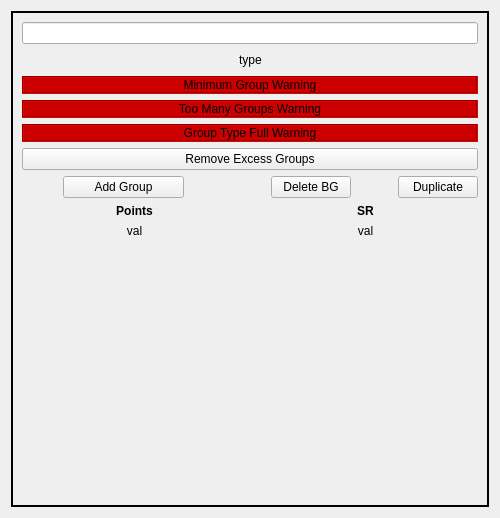
RexOdonata/QFleetbuilder_Windows, file Fleetbuilder/qflw_battlegroup.ui: the form before one commit.
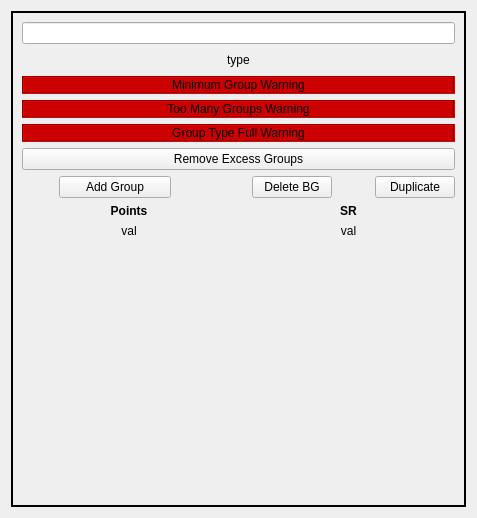
The form after the commit.

```diff
--- a/Fleetbuilder/qflw_battlegroup.ui
+++ b/Fleetbuilder/qflw_battlegroup.ui
@@ -6,7 +6,7 @@
    <rect>
     <x>0</x>
     <y>0</y>
-    <width>500</width>
+    <width>477</width>
     <height>518</height>
    </rect>
   </property>
```
Left out of the diff: 24 changed lines with no effect on the pictures.
